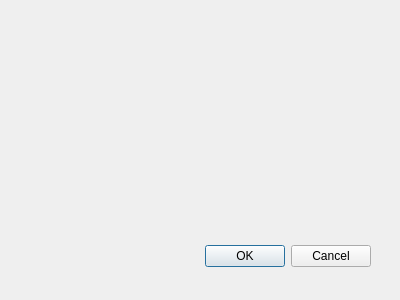
The window that Proyecto-Final/configdialog.ui (nlandau91/Proyecto-Final) describes before a commit, drawn with Qt 5.
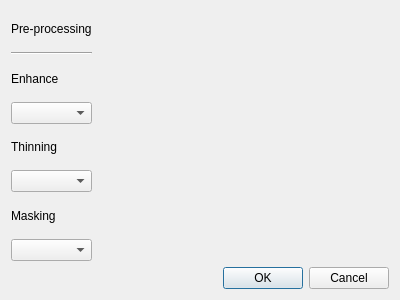
The same window after the commit.

```diff
--- a/Proyecto-Final/configdialog.ui
+++ b/Proyecto-Final/configdialog.ui
@@ -15,22 +15,90 @@
   <property name="windowTitle">
    <string>Dialog</string>
   </property>
-  <widget class="QDialogButtonBox" name="buttonBox">
-   <property name="geometry">
-    <rect>
-     <x>30</x>
-     <y>240</y>
-     <width>341</width>
-     <height>32</height>
-    </rect>
-   </property>
-   <property name="orientation">
-    <enum>Qt::Horizontal</enum>
-   </property>
-   <property name="standardButtons">
-    <set>QDialogButtonBox::Cancel|QDialogButtonBox::Ok</set>
-   </property>
-  </widget>
+  <layout class="QGridLayout" name="gridLayout">
+   <item row="0" column="0">
+    <layout class="QHBoxLayout" name="horizontalLayout">
+     <item>
+      <layout class="QVBoxLayout" name="verticalLayout">
+       <item>
+        <widget class="QLabel" name="label_4">
+         <property name="text">
+          <string>Pre-processing</string>
+         </property>
+        </widget>
+       </item>
+       <item>
+        <widget class="Line" name="line">
+         <property name="orientation">
+          <enum>Qt::Horizontal</enum>
+         </property>
+        </widget>
+       </item>
+       <item>
+        <widget class="QLabel" name="label">
+         <property name="text">
+          <string>Enhance</string>
+         </property>
+        </widget>
+       </item>
+       <item>
+        <widget class="QComboBox" name="comboBox_enh">
+         <property name="editable">
+          <bool>false</bool>
+         </property>
+         <property name="currentText">
+          <string/>
+         </property>
+        </widget>
+       </item>
+       <item>
+        <widget class="QLabel" name="label_2">
+         <property name="text">
+          <string>Thinning</string>
+         </property>
+        </widget>
+       </item>
+       <item>
+        <widget class="QComboBox" name="comboBox_thi"/>
+       </item>
+       <item>
+        <widget class="QLabel" name="label_3">
+         <property name="text">
+          <string>Masking</string>
+         </property>
+        </widget>
+       </item>
+       <item>
+        <widget class="QComboBox" name="comboBox_mas"/>
+       </item>
+      </layout>
+     </item>
+     <item>
+      <spacer name="horizontalSpacer">
+       <property name="orientation">
+        <enum>Qt::Horizontal</enum>
+       </property>
+       <property name="sizeHint" stdset="0">
+        <size>
+         <width>40</width>
+         <height>20</height>
+        </size>
+       </property>
+      </spacer>
+     </item>
+    </layout>
+   </item>
+   <item row="1" column="0">
+    <widget class="QDialogButtonBox" name="buttonBox">
+     <property name="orientation">
+      <enum>Qt::Horizontal</enum>
+     </property>
+     <property name="standardButtons">
+      <set>QDialogButtonBox::Cancel|QDialogButtonBox::Ok</set>
+     </property>
+    </widget>
+   </item>
+  </layout>
  </widget>
  <pixmapfunction/>
  <resources/>
```
Left out of the diff: 5 changed lines with no effect on the pictures.
